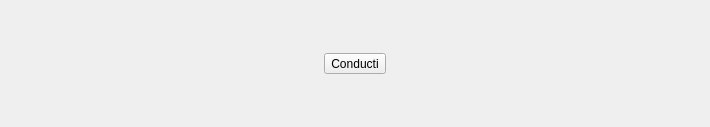
Old version of the form tabs/tools.ui in the repository piti-diablotin/qAgate.
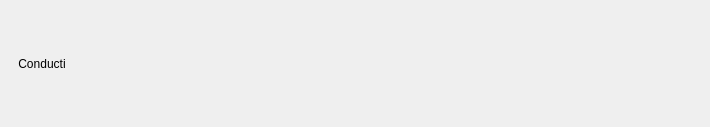
New version of the form. Icons and pictures are not drawn.

Commit message: Update tools interface

```diff
--- a/tabs/tools.ui
+++ b/tabs/tools.ui
@@ -16,11 +16,52 @@
   <layout class="QHBoxLayout" name="horizontalLayout">
    <item>
     <widget class="QToolButton" name="toolButton">
+     <property name="sizePolicy">
+      <sizepolicy hsizetype="Maximum" vsizetype="Expanding">
+       <horstretch>0</horstretch>
+       <verstretch>0</verstretch>
+      </sizepolicy>
+     </property>
+     <property name="toolTip">
+      <string>qConducti</string>
+     </property>
+     <property name="statusTip">
+      <string>qConducti</string>
+     </property>
+     <property name="whatsThis">
+      <string>qConducti</string>
+     </property>
      <property name="text">
-      <string>Conducti</string>
+      <string notr="true">Conducti</string>
+     </property>
+     <property name="icon">
+      <iconset resource="../qagate.qrc">
+       <normaloff>:/tools/qConducti/logo.svg</normaloff>:/tools/qConducti/logo.svg</iconset>
+     </property>
+     <property name="iconSize">
+      <size>
+       <width>50</width>
+       <height>50</height>
+      </size>
+     </property>
+     <property name="autoRaise">
+      <bool>true</bool>
      </property>
     </widget>
    </item>
+   <item>
+    <spacer name="horizontalSpacer">
+     <property name="orientation">
+      <enum>Qt::Horizontal</enum>
+     </property>
+     <property name="sizeHint" stdset="0">
+      <size>
+       <width>40</width>
+       <height>20</height>
+      </size>
+     </property>
+    </spacer>
+   </item>
   </layout>
  </widget>
  <resources/>
```
Left out of the diff: 4 changed lines with no effect on the pictures. The commit also changes 8 other files.
